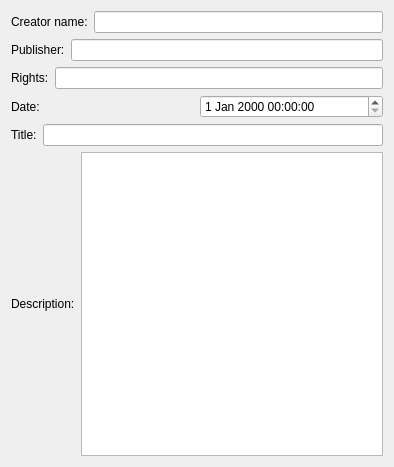
Old version of the form krita/plugins/viewplugins/metadataeditor/editors/dublincore.ui in the repository KDE/krita.
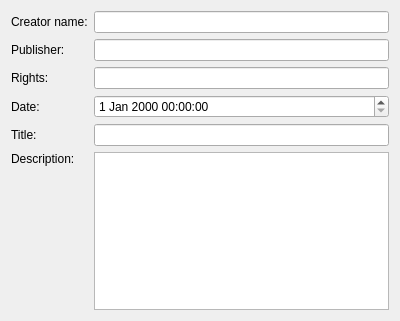
New version of the form.

Commit message: * use gridlayout * buddy's++ && tab-order++

```diff
--- a/krita/plugins/viewplugins/metadataeditor/editors/dublincore.ui
+++ b/krita/plugins/viewplugins/metadataeditor/editors/dublincore.ui
@@ -5,91 +5,77 @@
    <rect>
     <x>0</x>
     <y>0</y>
-    <width>394</width>
-    <height>467</height>
+    <width>400</width>
+    <height>321</height>
    </rect>
   </property>
-  <layout class="QVBoxLayout" >
+  <layout class="QHBoxLayout" >
    <item>
-    <layout class="QHBoxLayout" >
-     <item>
+    <layout class="QGridLayout" >
+     <item row="0" column="0" >
       <widget class="QLabel" name="label" >
        <property name="text" >
         <string>Creator name:</string>
        </property>
       </widget>
      </item>
-     <item>
+     <item row="0" column="1" >
       <widget class="QLineEdit" name="editCreator" />
      </item>
-    </layout>
-   </item>
-   <item>
-    <layout class="QHBoxLayout" >
-     <item>
+     <item row="1" column="0" >
       <widget class="QLabel" name="label_4" >
        <property name="text" >
         <string>Publisher:</string>
        </property>
       </widget>
      </item>
-     <item>
+     <item row="1" column="1" >
       <widget class="QLineEdit" name="editPublisher" />
      </item>
-    </layout>
-   </item>
-   <item>
-    <layout class="QHBoxLayout" >
-     <item>
+     <item row="2" column="0" >
       <widget class="QLabel" name="label_5" >
        <property name="text" >
         <string>Rights:</string>
        </property>
       </widget>
      </item>
-     <item>
+     <item row="2" column="1" >
       <widget class="QLineEdit" name="editRights" />
      </item>
-    </layout>
-   </item>
-   <item>
-    <layout class="QHBoxLayout" >
-     <item>
+     <item row="3" column="0" >
       <widget class="QLabel" name="label_2" >
        <property name="text" >
         <string>Date:</string>
        </property>
       </widget>
      </item>
-     <item>
+     <item row="3" column="1" >
       <widget class="QDateTimeEdit" name="editDate" />
      </item>
-    </layout>
-   </item>
-   <item>
-    <layout class="QHBoxLayout" >
-     <item>
+     <item row="4" column="0" >
       <widget class="QLabel" name="label_7" >
        <property name="text" >
         <string>Title:</string>
        </property>
       </widget>
      </item>
-     <item>
+     <item row="4" column="1" >
       <widget class="QLineEdit" name="editTitle" />
      </item>
-    </layout>
-   </item>
-   <item>
-    <layout class="QHBoxLayout" >
-     <item>
+     <item row="5" column="0" >
       <widget class="QLabel" name="label_3" >
        <property name="text" >
         <string>Description:</string>
        </property>
+       <property name="alignment" >
+        <set>Qt::AlignLeading|Qt::AlignLeft|Qt::AlignTop</set>
+       </property>
+       <property name="buddy" >
+        <cstring>editDescription</cstring>
+       </property>
       </widget>
      </item>
-     <item>
+     <item row="5" column="1" >
       <widget class="QTextEdit" name="editDescription" />
      </item>
     </layout>
```
Left out of the diff: 15 changed lines with no effect on the pictures. The commit also changes 1 other file.
